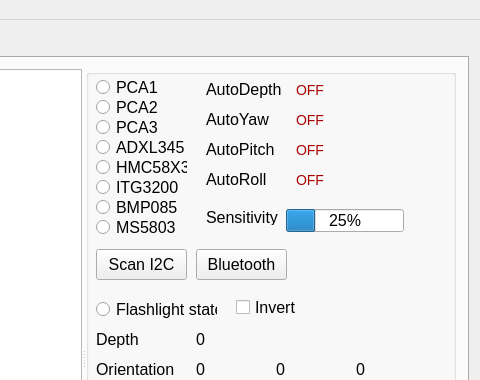
Qt form mainwindow.ui (robocenter-rov/remote-control) before a commit; both pictures show x 777 to 1257 and y 0 to 380 of the 1257 by 693 pixel window.
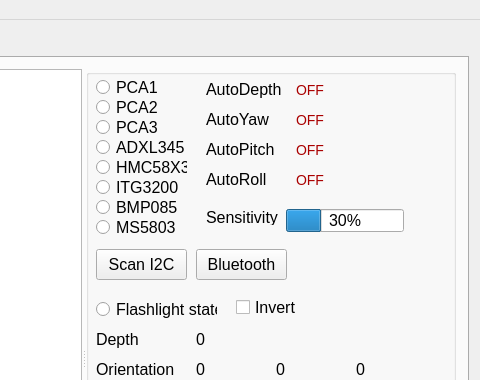
The same form after that commit. Custom widgets are drawn as their Qt base class.

```diff
--- a/mainwindow.ui
+++ b/mainwindow.ui
@@ -585,7 +585,7 @@
              </rect>
             </property>
             <property name="value">
-             <number>25</number>
+             <number>30</number>
             </property>
            </widget>
            <widget class="QLabel" name="autoDepthLabel">
```
